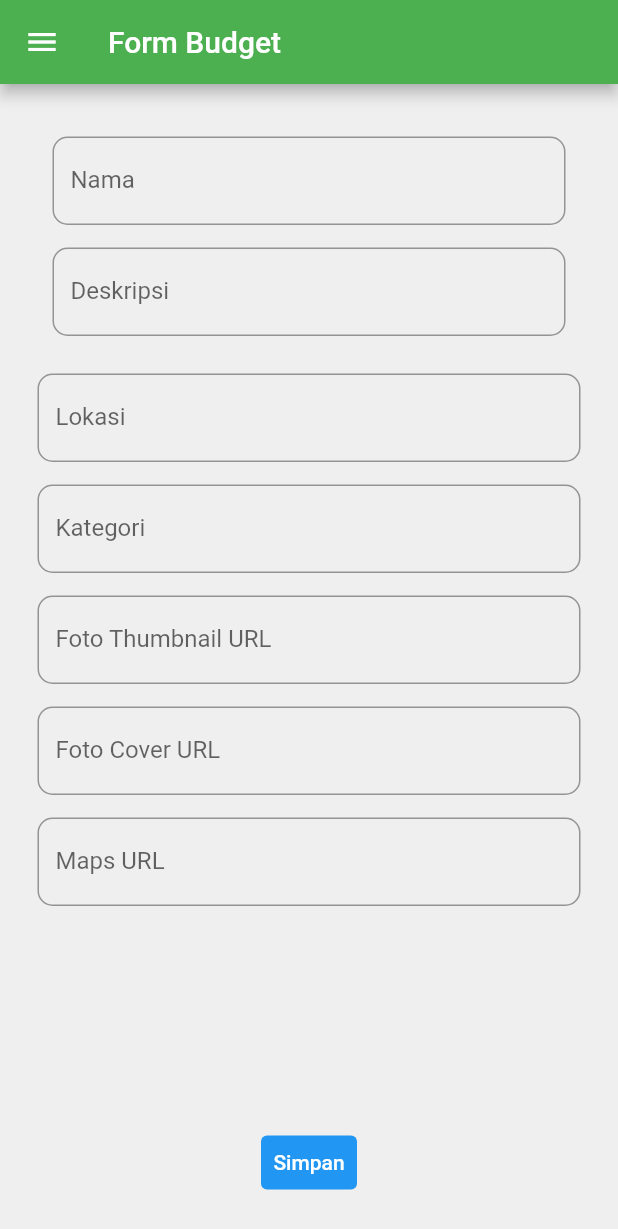
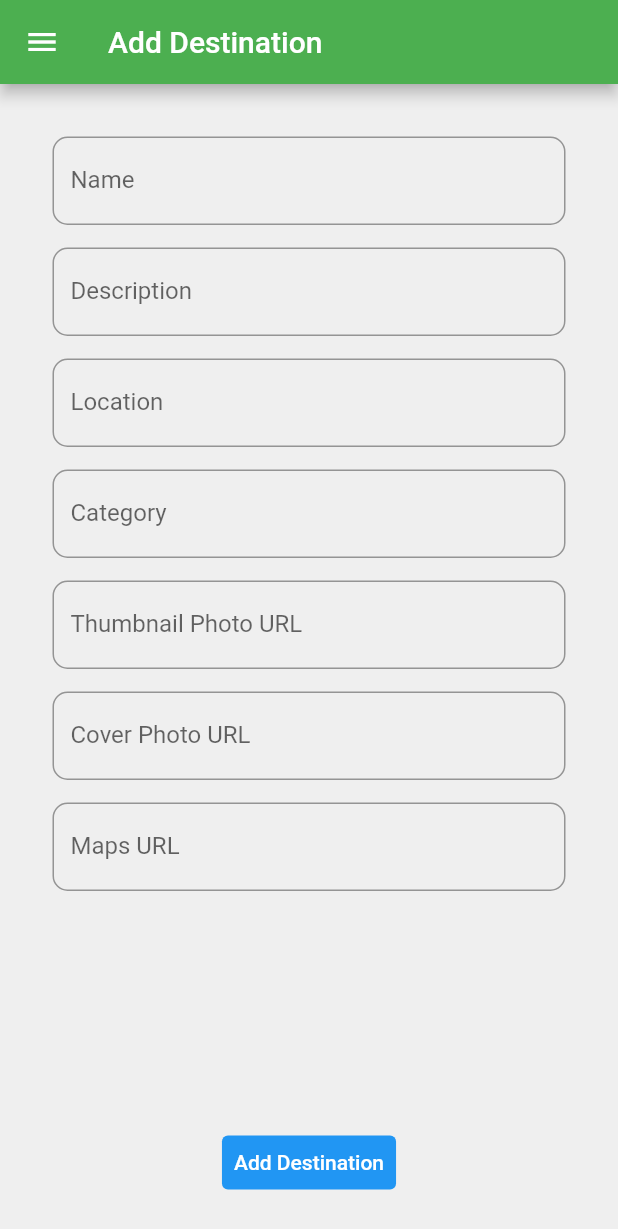
Before and after one commit to eugeniusms/wisata-nusantara-mobile, a Flutter app: the DestinasiFormPage screen opened directly, on a phone screen of 412 x 824 dp. Shown: the top 1229 px of the screen. Run offline on Flutter 3.47's test engine with Material 2 defaults, Android fonts, the phone set to English and light mode, and no system bars; missing offline and left inert: pbp_django_auth.

Commit message:
🔧 Change Language Mode DestinasiForm

```diff
--- a/lib/apps/daftar_destinasi/pages/DestinasiForm.dart
+++ b/lib/apps/daftar_destinasi/pages/DestinasiForm.dart
@@ -1,5 +1,5 @@
 import 'package:flutter/material.dart';
-import 'package:wisata_nusantara_mobile/components/Drawer.dart';
+import 'package:wisata_nusantara_mobile/apps/daftar_destinasi/components/DestinasiDrawer.dart';
 
 // merupakan halaman form budget
 class DestinasiFormPage extends StatefulWidget {
@@ -55,10 +55,10 @@ class _DestinasiFormPageState extends State<DestinasiFormPage> {
     return Scaffold(
       appBar: AppBar(
         // nama dari app bar adalah form budget
-        title: const Text('Form Budget'),
+        title: const Text('Add Destination'),
       ),
       // menambahkan Drawer untuk navigasi antarhalaman
-      drawer: buildDrawer(context),
+      drawer: buildDestinasiDrawer(context),
       // menambahkan form
       body: Form(
           key: _formKey,
@@ -79,8 +79,8 @@ class _DestinasiFormPageState extends State<DestinasiFormPage> {
                             TextFormField(
                               // menambahkan decoration saat form belum diisi
                               decoration: InputDecoration(
-                                hintText: "Contoh: Candi Prambanan",
-                                labelText: "Nama",
+                                hintText: "Example: Candi Prambanan",
+                                labelText: "Name",
                                 // menambahkan rounded border sebesar 10 pixel
                                 border: OutlineInputBorder(
                                   borderRadius: BorderRadius.circular(10.0),
@@ -102,7 +102,7 @@ class _DestinasiFormPageState extends State<DestinasiFormPage> {
                               // melakukan validasi form untuk kasus judul kosong
                               validator: (String? value) {
                                 if (value == null || value.isEmpty) {
-                                  return 'Nama tidak boleh kosong!';
+                                  return 'Name cannot be empty!';
                                 }
                                 return null;
                               },
@@ -116,8 +116,8 @@ class _DestinasiFormPageState extends State<DestinasiFormPage> {
                             TextFormField(
                               // menambahkan decoration saat form belum diisi
                               decoration: InputDecoration(
-                                hintText: "Contoh: Candi Prambanan adalah...",
-                                labelText: "Deskripsi",
+                                hintText: "Example: Candi Prambanan is a ...",
+                                labelText: "Description",
                                 // menambahkan rounded border sebesar 10 pixel
                                 border: OutlineInputBorder(
                                   borderRadius: BorderRadius.circular(10.0),
@@ -139,12 +139,12 @@ class _DestinasiFormPageState extends State<DestinasiFormPage> {
                               // melakukan validasi form untuk kasus deskripsi kosong
                               validator: (String? value) {
                                 if (value == null || value.isEmpty) {
-                                  return 'Deskripsi tidak boleh kosong!';
+                                  return 'Description cannot be empty!';
                                 }
                                 return null;
                               },
                             ),
-                          ])),
+
                             // menambahkan jarak setinggi 15 pixel
                             const SizedBox(
                               height: 15,
@@ -154,8 +154,8 @@ class _DestinasiFormPageState extends State<DestinasiFormPage> {
                             TextFormField(
                               // menambahkan decoration saat form belum diisi
                               decoration: InputDecoration(
-                      hintText: "Contoh: Jl. Raya Prambanan, Sleman",
-                      labelText: "Lokasi",
+                                hintText: "Example: Yogyakarta",
+                                labelText: "Location",
                                 // menambahkan rounded border sebesar 10 pixel
                                 border: OutlineInputBorder(
                                   borderRadius: BorderRadius.circular(10.0),
@@ -177,7 +177,7 @@ class _DestinasiFormPageState extends State<DestinasiFormPage> {
                               // melakukan validasi form untuk kasus lokasi kosong
                               validator: (String? value) {
                                 if (value == null || value.isEmpty) {
-                        return 'Lokasi tidak boleh kosong';
+                                  return 'Location cannot be empty!';
                                 }
                                 return null;
                               },
@@ -193,8 +193,8 @@ class _DestinasiFormPageState extends State<DestinasiFormPage> {
                             TextFormField(
                               // menambahkan decoration saat form belum diisi
                               decoration: InputDecoration(
-                      hintText: "Contoh: Wisata",
-                      labelText: "Kategori",
+                                hintText: "Example: Culture",
+                                labelText: "Category",
                                 // menambahkan rounded border sebesar 10 pixel
                                 border: OutlineInputBorder(
                                   borderRadius: BorderRadius.circular(10.0),
@@ -216,7 +216,7 @@ class _DestinasiFormPageState extends State<DestinasiFormPage> {
                               // melakukan validasi form untuk kasus kategori kosong
                               validator: (String? value) {
                                 if (value == null || value.isEmpty) {
-                        return 'Kategori tidak boleh kosong';
+                                  return 'Category cannot be empty!';
                                 }
                                 return null;
                               },
@@ -233,8 +233,9 @@ class _DestinasiFormPageState extends State<DestinasiFormPage> {
                               // menambahkan decoration saat form belum diisi
                               decoration: InputDecoration(
                                 hintText:
-                          "Contoh: https://www.google.com/images/branding/googlelogo/1x/googlelogo_color_272x92dp.png",
-                      labelText: "Foto Thumbnail URL",
+                                    // example from pinterest
+                                    "Example: https://i.pinimg.com/564x/1c/1c/1c/1c1c1c1c1c1c1c1c1c1c1c1c1c1c1c1c.jpg",
+                                labelText: "Thumbnail Photo URL",
                                 // menambahkan rounded border sebesar 10 pixel
                                 border: OutlineInputBorder(
                                   borderRadius: BorderRadius.circular(10.0),
@@ -256,7 +257,7 @@ class _DestinasiFormPageState extends State<DestinasiFormPage> {
                               // melakukan validasi form untuk kasus foto thumbnail url kosong
                               validator: (String? value) {
                                 if (value == null || value.isEmpty) {
-                        return 'Foto Thumbnail URL tidak boleh kosong';
+                                  return 'Thumbnail Photo URL cannot be empty!';
                                 }
                                 return null;
                               },
@@ -273,8 +274,8 @@ class _DestinasiFormPageState extends State<DestinasiFormPage> {
                               // menambahkan decoration saat form belum diisi
                               decoration: InputDecoration(
                                 hintText:
-                          "Contoh: https://www.google.com/images/branding/googlelogo/1x/googlelogo_color_272x92dp.png",
-                      labelText: "Foto Cover URL",
+                                    "Example: https://i.pinimg.com/564x/1c/1c/1c/1c1c1c1c1c1c1c1c1c1c1c1c1c1c1c1c.jpg",
+                                labelText: "Cover Photo URL",
                                 // menambahkan rounded border sebesar 10 pixel
                                 border: OutlineInputBorder(
                                   borderRadius: BorderRadius.circular(10.0),
@@ -296,7 +297,7 @@ class _DestinasiFormPageState extends State<DestinasiFormPage> {
                               // melakukan validasi form untuk kasus foto cover url kosong
                               validator: (String? value) {
                                 if (value == null || value.isEmpty) {
-                        return 'Foto Cover URL tidak boleh kosong';
+                                  return 'Cover Photo URL cannot be empty!';
                                 }
                                 return null;
                               },
@@ -313,7 +314,7 @@ class _DestinasiFormPageState extends State<DestinasiFormPage> {
                               // menambahkan decoration saat form belum diisi
                               decoration: InputDecoration(
                                 hintText:
-                          "Contoh: https://www.google.com/maps/embed?pb=!1m18!1m12!1m3!1d3966.657384253948!2d106.82415431476932!3d-6.175667995496159!2m3!1f0!2f0!3f0!3m2!1i1024!2i768!4f13.1!3m3!1m2!1s0x2e69fbd2f0f4f8c5%3A0x2f0f4f8c5f0f4f8c5!2sJl.%20Kebon%20Jeruk%20Raya%20No.1%2C%20RT.1%2FRW.3%2C%20Kb.%20Jeruk%2C%20Kec.%20Kb.%20Jeruk%2C%20Kota%20Jakarta%20Barat%2C%20Daerah%20Khusus%20Ibukota%20Jakarta%2011210!5e0!3m2!1sid!2sid!4v1626123456789!5m2!1sid!2sid",
+                                    "Example: https://www.google.com/maps/embed?pb=!1m18!1m12!1m3!1d3966.657384253948!2d106.82415431476932!3d-6.175667995496159!2m3!1f0!2f0!3f0!3m2!1i1024!2i768!4f13.1!3m3!1m2!1s0x2e69fbd2f0f4f8c5%3A0x2f0f4f8c5f0f4f8c5!2sJl.%20Kebon%20Jeruk%20Raya%20No.1%2C%20RT.1%2FRW.3%2C%20Kb.%20Jeruk%2C%20Kec.%20Kb.%20Jeruk%2C%20Kota%20Jakarta%20Barat%2C%20Daerah%20Khusus%20Ibukota%20Jakarta%2011210!5e0!3m2!1sid!2sid!4v1626123456789!5m2!1sid!2sid",
                                 labelText: "Maps URL",
                                 // menambahkan rounded border sebesar 10 pixel
                                 border: OutlineInputBorder(
@@ -336,11 +337,12 @@ class _DestinasiFormPageState extends State<DestinasiFormPage> {
                               // melakukan validasi form untuk kasus maps url kosong
                               validator: (String? value) {
                                 if (value == null || value.isEmpty) {
-                        return 'Maps URL tidak boleh kosong';
+                                  return 'Maps URL cannot be empty!';
                                 }
                                 return null;
                               },
                             ),
+                          ])),
 
                   // Menambahkan Spacer
                   const Spacer(),
@@ -377,7 +379,7 @@ class _DestinasiFormPageState extends State<DestinasiFormPage> {
                       },
                       // button
                       child: const Text(
-                        "Simpan",
+                        "Add Destination",
                         style: TextStyle(color: Colors.white),
                       ),
                     ),
@@ -396,8 +398,8 @@ class _DestinasiFormPageState extends State<DestinasiFormPage> {
         backgroundColor: isValid ? Colors.green : Colors.red,
         // saat valid maka text menampilkan 'Budget berhasil disimpan', sebaliknya 'Isian masih belum lengkap :)'
         content: Text(isValid
-            ? "Budget berhasil disimpan!"
-            : "Isian masih belum lengkap :)"),
+            ? "Destination successfully saved"
+            : "Form is not complete yet!"),
         // menambahkan actio
         action: SnackBarAction(
             label: 'Close',
```
Lines whose indentation alone changed are shown as unchanged.
